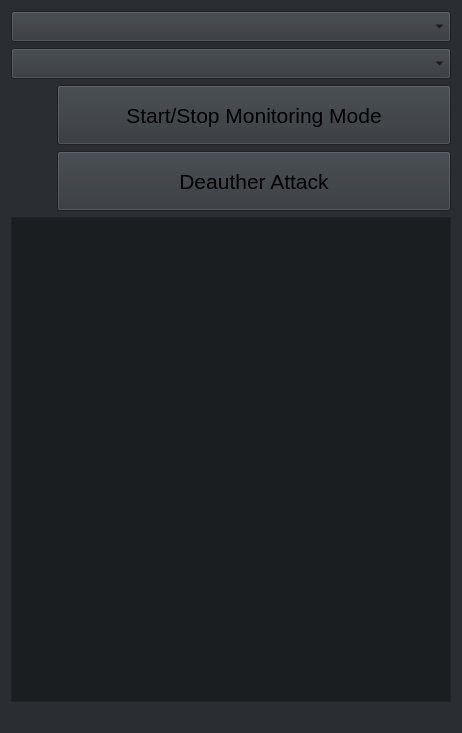
Qt form Cybersecurity_Lesson/deauther/deauther.ui (GeekTech-mirror/qt-cybersecurity_lesson) before a commit.
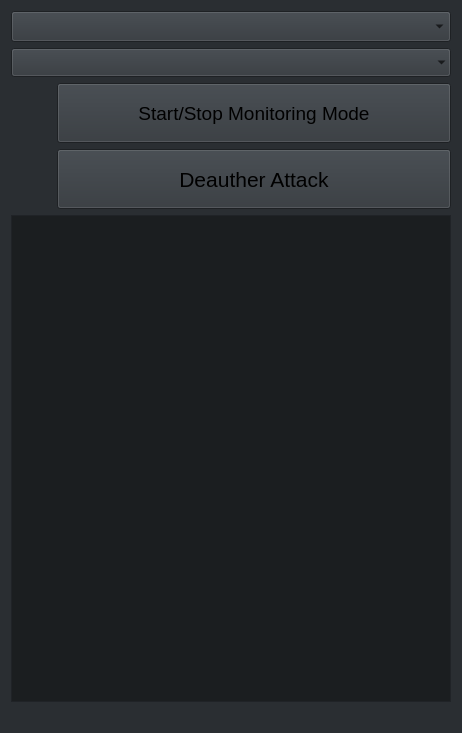
The same form after that commit. Icons and pictures are not drawn. Custom widgets are drawn as their Qt base class.

Commit message: feat: add animation to deauth icon feat: add deauth reasons combo box  - sometimes the reason a device disconnects    will effect the success of the attack

The edit to the form file:
```diff
--- a/Cybersecurity_Lesson/deauther/deauther.ui
+++ b/Cybersecurity_Lesson/deauther/deauther.ui
@@ -112,17 +112,14 @@
     </widget>
    </item>
    <item>
-    <widget class="QComboBox" name="network_list">
+    <widget class="ReasonsList" name="reasons_list">
      <property name="font">
       <font>
        <pointsize>14</pointsize>
       </font>
      </property>
-     <property name="iconSize">
-      <size>
-       <width>32</width>
-       <height>32</height>
-      </size>
+     <property name="frame">
+      <bool>false</bool>
      </property>
     </widget>
    </item>
@@ -170,8 +167,7 @@
        </property>
        <property name="font">
         <font>
-         <pointsize>16</pointsize>
-         <bold>false</bold>
+         <pointsize>14</pointsize>
         </font>
        </property>
        <property name="text">
@@ -263,6 +259,13 @@
    </item>
   </layout>
  </widget>
+ <customwidgets>
+  <customwidget>
+   <class>ReasonsList</class>
+   <extends>QComboBox</extends>
+   <header>reasons_list.h</header>
+  </customwidget>
+ </customwidgets>
  <resources>
   <include location="../icons.qrc"/>
  </resources>
```
The commit also changes 27 other files.
